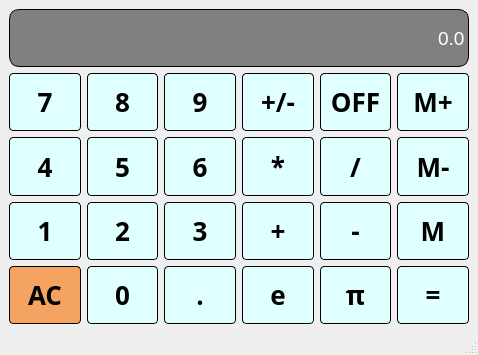
poyea/qt-calc, file calculator.ui: the form before one commit.
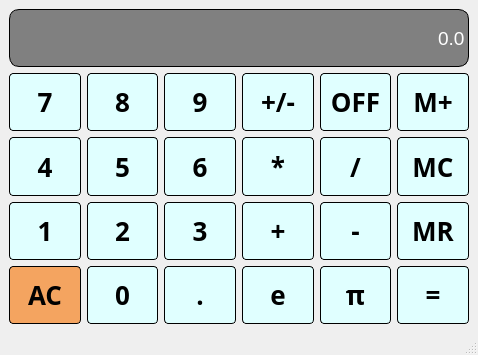
The form after the commit.

```diff
--- a/calculator.ui
+++ b/calculator.ui
@@ -94,7 +94,7 @@
        </font>
       </property>
       <property name="text">
-       <string>M</string>
+       <string>MR</string>
       </property>
      </widget>
     </item>
@@ -461,7 +461,7 @@
        </font>
       </property>
       <property name="text">
-       <string>M-</string>
+       <string>MC</string>
       </property>
      </widget>
     </item>
```
